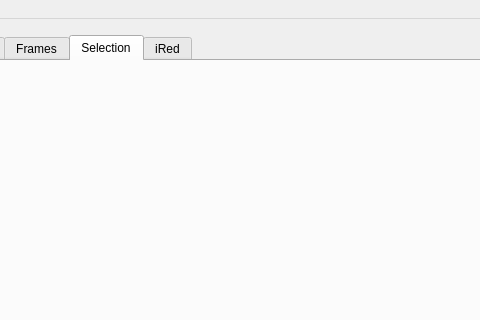
This is GUI/designer/MainWindow.ui in alsinmr/pyDR as Qt 5 draws it before an edit; both pictures show x 196 to 676 and y 0 to 320 of the 1102 by 667 pixel window. The edited form follows.
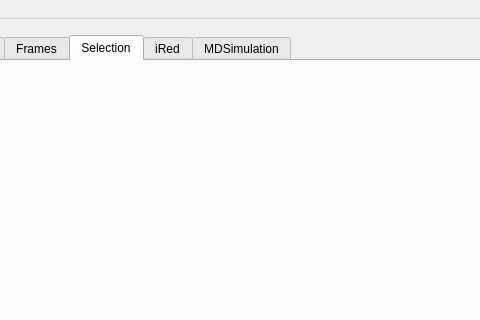
This is the edited form. The open tabs and pages were chosen to show the change.

Diff of the .ui file:
```diff
--- a/GUI/designer/MainWindow.ui
+++ b/GUI/designer/MainWindow.ui
@@ -80,6 +80,11 @@
         <string>iRed</string>
        </attribute>
       </widget>
+      <widget class="QWidget" name="tab_md">
+       <attribute name="title">
+        <string>MDSimulation</string>
+       </attribute>
+      </widget>
      </widget>
     </item>
     <item row="0" column="0">
```
Left out of the diff: 2 changed lines with no effect on the pictures.
